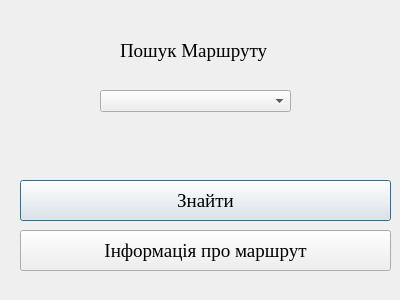
Above: MapsWay/routesearch.ui from MariaMihajilova/MapsWay before the change. Below: the same form after it.
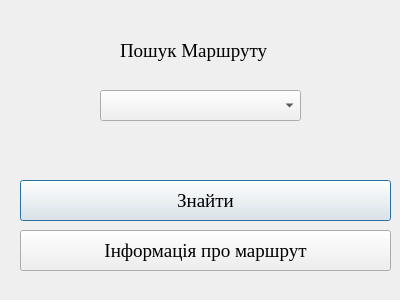
That is the form after the change.

Commit message: ComboBox size change

What changed in the file:
```diff
--- a/MapsWay/routesearch.ui
+++ b/MapsWay/routesearch.ui
@@ -49,8 +49,8 @@
     <rect>
      <x>100</x>
      <y>90</y>
-     <width>191</width>
-     <height>22</height>
+     <width>201</width>
+     <height>31</height>
     </rect>
    </property>
    <property name="font">
```
Left out of the diff: 3 changed lines with no effect on the pictures. The commit also changes 2 other files.
